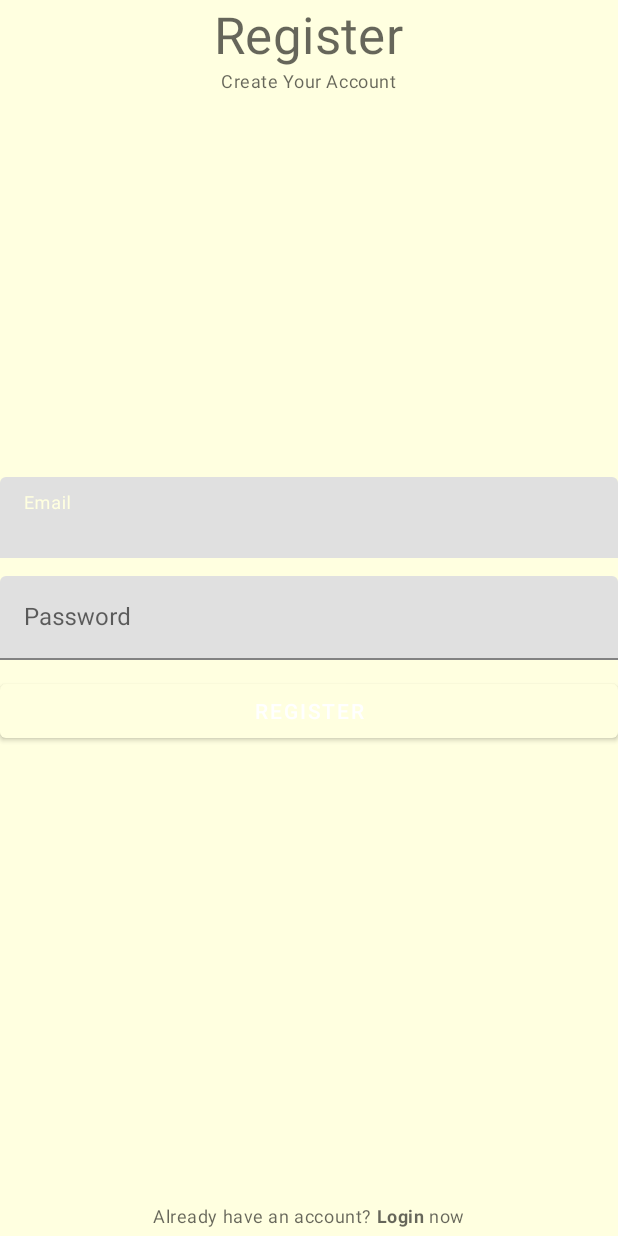
After one commit to victorwong02/funLearning, an Android app: the RegisterActivity screen opened directly, with no data from a screen before it, on a phone screen of 412 x 824 dp. The commit adds this screen. Run offline under Robolectric (Android 15) with nearby library versions, the phone set to English and light mode, and no system bars.

Commit message:
login register UI

```diff
--- a/app/build.gradle
+++ b/app/build.gradle
@@ -30,6 +30,10 @@ android {
     kotlinOptions {
         jvmTarget = '1.8'
     }
+
+    buildFeatures{
+        viewBinding true
+    }
 }
 
 dependencies {
@@ -41,7 +45,7 @@ dependencies {
     implementation 'androidx.constraintlayout:constraintlayout:2.1.3'
     implementation 'androidx.legacy:legacy-support-v4:1.0.0'
 
-    testImplementation 'junit:junit:4.+'
+    testImplementation 'junit:junit:4.13.2'
     androidTestImplementation 'androidx.test.ext:junit:1.1.3'
     androidTestImplementation 'androidx.test.espresso:espresso-core:3.4.0'
 }
--- /dev/null
+++ b/app/src/main/java/tarc/assignment/funlearning/RegisterActivity.kt
@@ -0,0 +1,11 @@
+package tarc.assignment.funlearning
+
+import androidx.appcompat.app.AppCompatActivity
+import android.os.Bundle
+
+class RegisterActivity : AppCompatActivity() {
+    override fun onCreate(savedInstanceState: Bundle?) {
+        super.onCreate(savedInstanceState)
+        setContentView(R.layout.activity_register)
+    }
+}
--- /dev/null
+++ b/app/src/main/res/layout/activity_register.xml
@@ -0,0 +1,80 @@
+<?xml version="1.0" encoding="utf-8"?>
+<RelativeLayout xmlns:android="http://schemas.android.com/apk/res/android"
+    xmlns:app="http://schemas.android.com/apk/res-auto"
+    xmlns:tools="http://schemas.android.com/tools"
+    android:layout_width="match_parent"
+    android:layout_height="match_parent"
+    tools:context=".RegisterActivity">
+
+    <TextView
+        android:id="@+id/titleLabel"
+        android:layout_width="wrap_content"
+        android:layout_height="wrap_content"
+        android:layout_centerHorizontal="true"
+        android:text="@string/register"
+        style="@style/TextAppearance.MaterialComponents.Headline4"/>
+
+    <TextView
+        android:layout_width="wrap_content"
+        android:layout_height="wrap_content"
+        android:layout_centerHorizontal="true"
+        android:text="@string/create_your_account"
+        android:layout_below="@id/titleLabel"
+        style="@style/TextAppearance.MaterialComponents.Caption"/>
+
+
+    <!--Email-->
+    <com.google.android.material.textfield.TextInputLayout
+        android:id="@+id/emailTil"
+        android:layout_above="@+id/passwordTil"
+        android:layout_marginBottom="10dp"
+        android:layout_width="match_parent"
+        android:layout_height="wrap_content"
+        android:layout_centerInParent="true">
+
+        <EditText
+            android:id="@+id/email"
+            android:layout_width="match_parent"
+            android:layout_height="wrap_content"
+            android:inputType="textEmailAddress"
+            android:hint="@string/email"/>
+
+    </com.google.android.material.textfield.TextInputLayout>
+
+
+    <!--Password-->
+    <com.google.android.material.textfield.TextInputLayout
+        android:id="@+id/passwordTil"
+        android:layout_width="match_parent"
+        android:layout_height="wrap_content"
+        android:layout_centerInParent="true">
+
+        <EditText
+            android:id="@+id/password"
+            android:layout_width="match_parent"
+            android:layout_height="wrap_content"
+            android:inputType="textPassword"
+            android:hint="@string/password"/>
+
+    </com.google.android.material.textfield.TextInputLayout>
+
+    <!--Register Button-->
+    <Button
+        android:id="@+id/registerBtn"
+        android:layout_width="match_parent"
+        android:layout_height="wrap_content"
+        android:text="@string/register"
+        android:layout_below="@id/passwordTil"
+        android:layout_marginTop="10dp"/>
+
+    <!-- Already have an account? go login-->
+    <TextView
+        android:id="@+id/gotAccount"
+        android:layout_width="wrap_content"
+        android:layout_height="wrap_content"
+        android:text="@string/got_account"
+        android:layout_alignParentBottom="true"
+        android:padding="5dp"
+        android:layout_centerHorizontal="true"
+        style="@style/TextAppearance.MaterialComponents.Caption"/>
+</RelativeLayout>
--- a/app/src/main/res/values/strings.xml
+++ b/app/src/main/res/values/strings.xml
@@ -2,4 +2,17 @@
     <string name="app_name">funLearning</string>
     <!-- TODO: Remove or change this placeholder text -->
     <string name="hello_blank_fragment">Hello blank fragment</string>
+
+
+
+    <!--JUNWEI's string-->
+    <string name="no_account">No Account?<b>Register</b> now</string>
+    <string name="got_account">Already have an account? <b>Login</b> now</string>
+    <string name="password">Password</string>
+    <string name="email">Email</string>
+    <string name="login">Login</string>
+    <string name="register">Register</string>
+    <string name="login_to_your_account">Login to Your Account</string>
+    <string name="create_your_account">Create Your Account</string>
+
 </resources>
```
Also changed, not shown: app/src/main/AndroidManifest.xml (+8 -0 lines), app/src/main/java/tarc/assignment/funlearning/LoginActivity.kt (added, +11 -0 lines), app/src/main/res/layout/activity_login.xml (added, +82 -0 lines).
